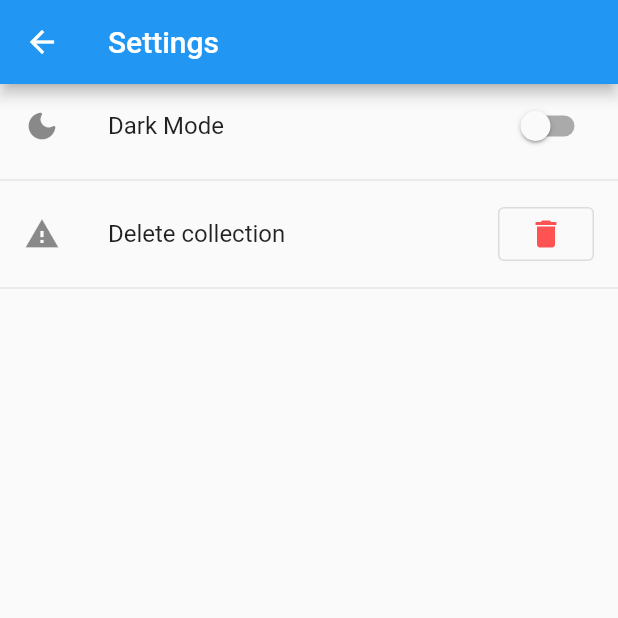
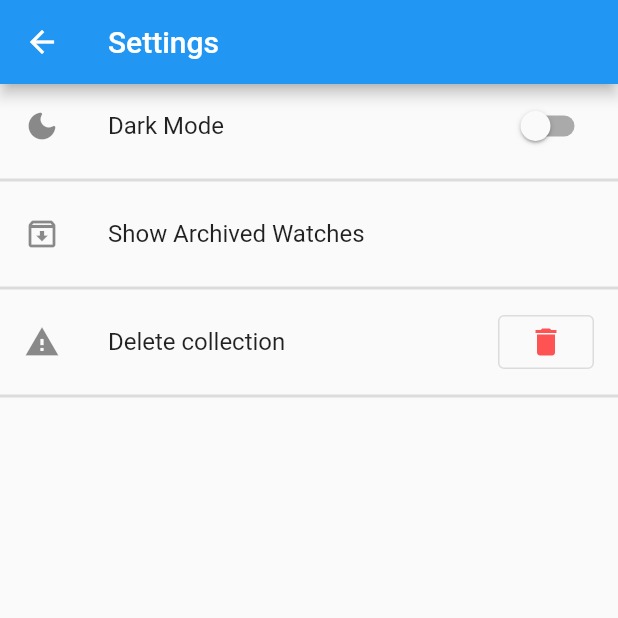
Before and after one commit to Stif-UK/WristCheck, a Flutter app: the SettingsPage screen opened directly, on a phone screen of 412 x 824 dp, the top half of it. Run offline on Flutter 3.47's test engine with Material 2 defaults, Android fonts, the phone set to English and light mode, and no system bars; our stand-ins replace flutter_markdown, get, hive, hive_flutter, image_cropper, image_picker and 2 more; accounts and stored records are empty.

Commit message:
added ability to access archived watches

```diff
--- a/lib/boxes.dart
+++ b/lib/boxes.dart
@@ -20,6 +20,10 @@ class Boxes {
 
   static List<Watches> getWishlistWatches() {
     return Hive.box<Watches>("WatchBox").values.where((watch) => watch.status == "Wishlist").toList();
+  }
+
+  static List<Watches> getArchivedWatches() {
+    return Hive.box<Watches>("WatchBox").values.where((watch) => watch.status == "Archived").toList();
   }
 
   static List<Watches> getFavouriteWatches() {
--- a/lib/ui/SettingsPage.dart
+++ b/lib/ui/SettingsPage.dart
@@ -1,6 +1,7 @@
 import 'package:flutter/material.dart';
 import 'package:get/get.dart';
 import 'package:wristcheck/boxes.dart';
+import 'package:wristcheck/ui/archived.dart';
 import 'package:wristcheck/copy/snackbars.dart';
 
 
@@ -43,7 +44,15 @@ class _SettingsPageState extends State<SettingsPage> {
 
             },
           ),
-          const Divider(),
+          const Divider(thickness: 2,),
+           ListTile(
+            title: const Text("Show Archived Watches"),
+              leading: const Icon(Icons.archive_outlined),
+            onTap: (){
+              Get.to(()=> Archived());
+            }
+          ),
+          const Divider(thickness: 2,),
           ListTile(
             title:const Text("Delete collection"),
             leading: const Icon(Icons.warning),
@@ -66,7 +75,7 @@ class _SettingsPageState extends State<SettingsPage> {
               }
             )
           ),
-          const Divider()
+          const Divider(thickness: 2,),
         ],
       ),
 
```
Also changed, not shown: lib/ui/archived.dart (added, +64 -0 lines).
